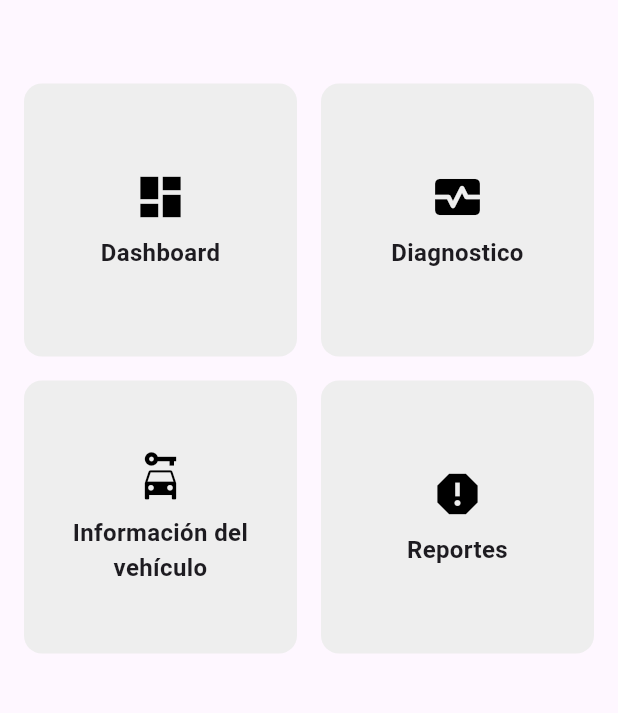
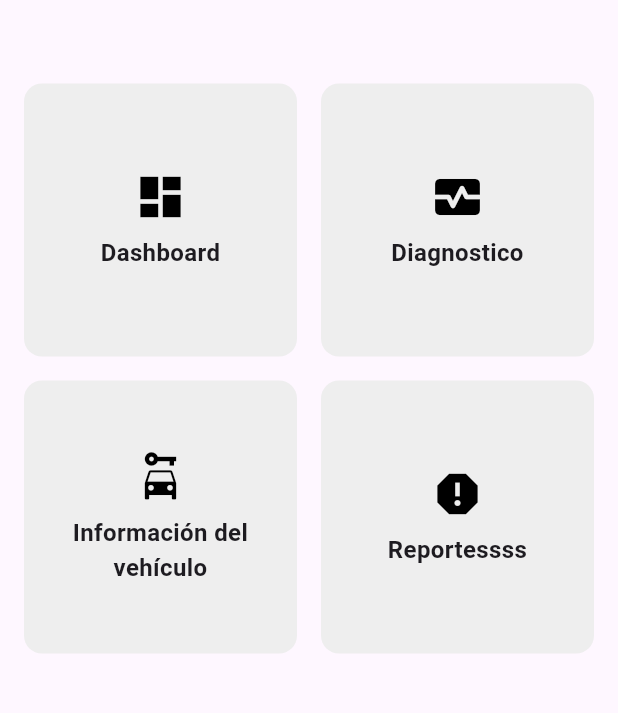
Before and after one commit to Dransil/proyecto_auto, a Flutter app: the HomePage screen opened directly with empty values, on a phone screen of 412 x 824 dp, the part 458-1171 px from its top. Run offline on Flutter 3.47's test engine with Material 3 defaults, Android fonts, the phone set to English and light mode, and no system bars; our stand-ins replace firebase_auth, firebase_core, fl_chart, font_awesome_flutter, syncfusion_flutter_charts, syncfusion_flutter_gauges; accounts and stored records are empty.

Commit message:
prueba cambios

```diff
--- a/lib/pages/home_page.dart
+++ b/lib/pages/home_page.dart
@@ -101,7 +101,7 @@ class _HomePageState extends State<HomePage> {
                 ),
                 _HomeButton(
                   icon: Icons.report,
-                  label: 'Reportes',
+                  label: 'Reportessss',
                   onTap: () {
                     // Lógica para reportes
                     print("Reportes del usuario: \${widget.user}");
```
